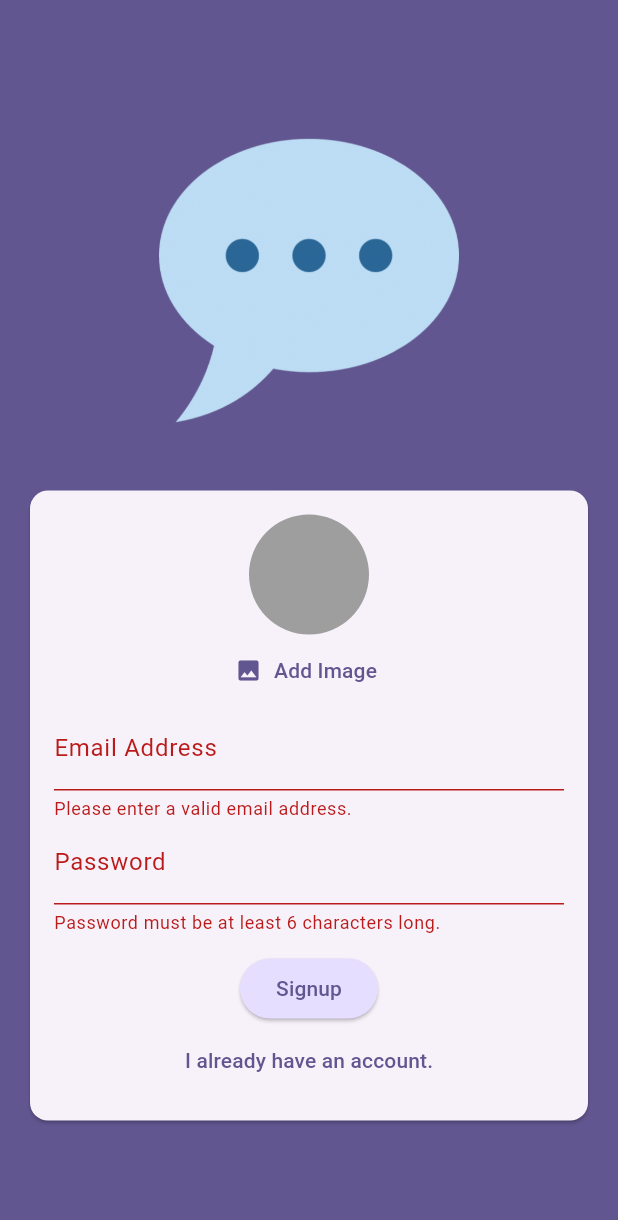
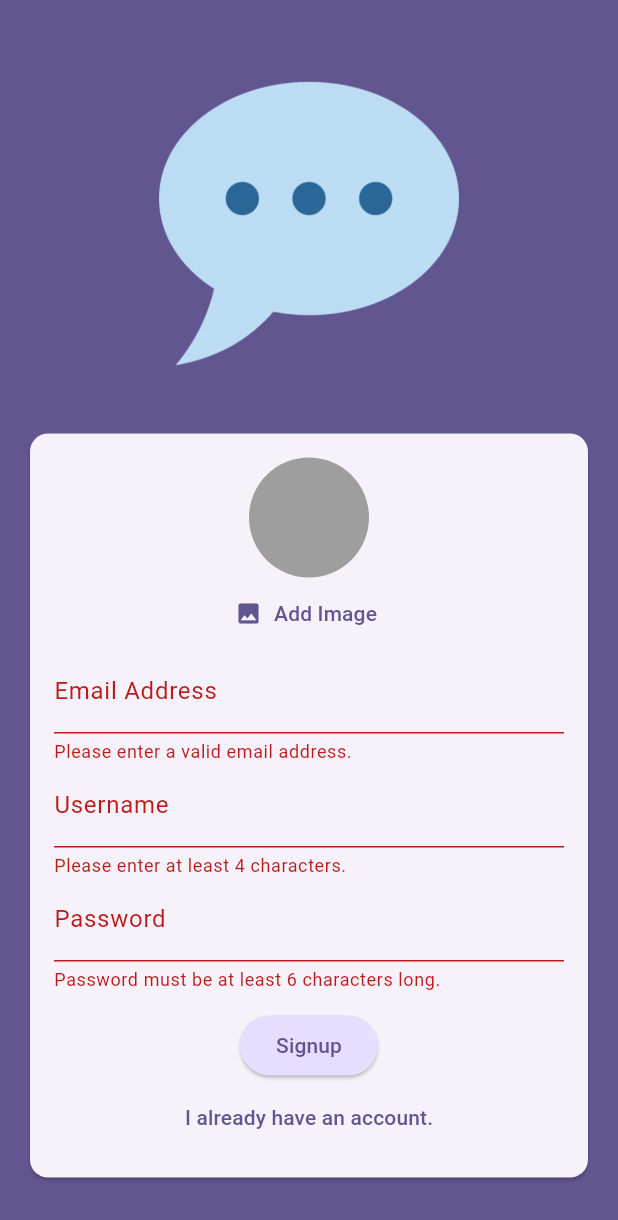
Before and after one commit to HAYOUNGJUN/academind-flutter, a Flutter app: the screen it shows after launch, after a tap on "Login", after a tap on "Create an account", after a tap on "Signup", on a phone screen of 412 x 824 dp. Shown: the top 1220 px of the screen. Run offline on Flutter 3.47's test engine with Material 3 defaults, Android fonts, the phone set to English and light mode, and no system bars; our stand-ins replace cloud_firestore, firebase_auth, firebase_core, firebase_storage, image_picker; accounts and stored records are empty; generated files the repository leaves out were written again.

```diff
--- a/lib/screens/auth.dart
+++ b/lib/screens/auth.dart
@@ -1,6 +1,7 @@
 import 'dart:io';
 
 import 'package:chat_app/widgets/user_image_picker.dart';
+import 'package:cloud_firestore/cloud_firestore.dart';
 import 'package:firebase_storage/firebase_storage.dart';
 import 'package:flutter/material.dart';
 import 'package:firebase_auth/firebase_auth.dart';
@@ -20,6 +21,7 @@ class _AuthScreenState extends State<AuthScreen> {
   var _isLogin = true;
   var _enteredEmail = '';
   var _enteredPassword = '';
+  var _enteredUsername = '';
   File? _selectedImage;
   var _isAuthenticating = false;
 
@@ -53,7 +55,15 @@ class _AuthScreenState extends State<AuthScreen> {
 
         await storageRef.putFile(_selectedImage!);
         final imageUrl = await storageRef.getDownloadURL();
-        print(imageUrl);
+
+        await FirebaseFirestore.instance
+            .collection('users')
+            .doc(userCredential.user!.uid)
+            .set({
+          'username': _enteredUsername,
+          'email': _enteredEmail,
+          'image_url': imageUrl,
+        });
       }
     } on FirebaseAuthException catch (error) {
       if (error.code == 'email-already-in-use') {
@@ -124,6 +134,23 @@ class _AuthScreenState extends State<AuthScreen> {
                               _enteredEmail = value!;
                             },
                           ),
+                          if (!_isLogin)
+                            TextFormField(
+                              decoration:
+                                  const InputDecoration(labelText: 'Username'),
+                              enableSuggestions: false,
+                              validator: (value) {
+                                if (value == null ||
+                                    value.isEmpty ||
+                                    value.trim().length < 4) {
+                                  return 'Please enter at least 4 characters.';
+                                }
+                                return null;
+                              },
+                              onSaved: (value) {
+                                _enteredUsername = value!;
+                              },
+                            ),
                           TextFormField(
                             decoration:
                                 const InputDecoration(labelText: 'Password'),
```
Also changed, not shown: lib/screens/chat.dart (+10 -2 lines), lib/widgets/chat_messages.dart (added, +12 -0 lines), lib/widgets/new_message.dart (added, +55 -0 lines), pubspec.lock, 1 other file.
